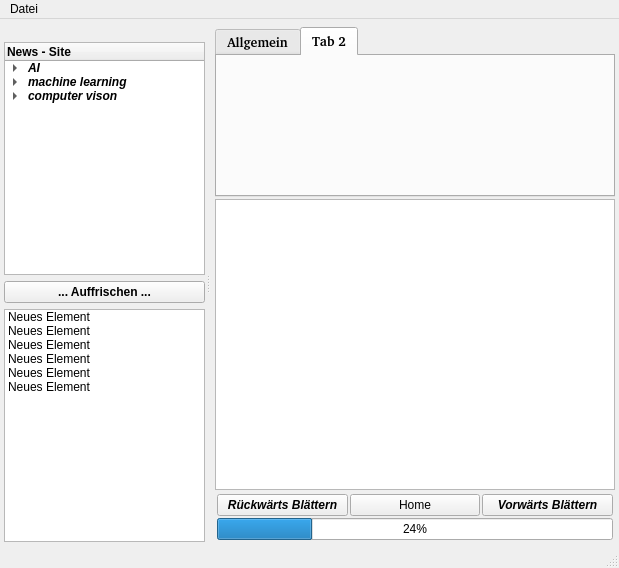
paule32/AInews, file mainwindow.ui: the form before one commit.
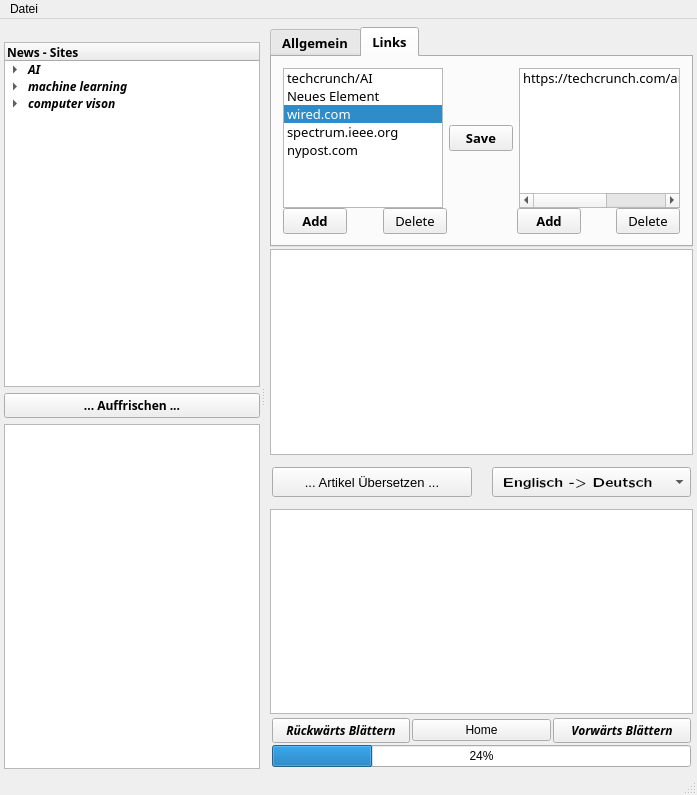
The form after the commit. The open tabs and pages were chosen to show the change.

Diff of the .ui file:
```diff
--- a/mainwindow.ui
+++ b/mainwindow.ui
@@ -6,8 +6,8 @@
    <rect>
     <x>0</x>
     <y>0</y>
-    <width>619</width>
-    <height>568</height>
+    <width>697</width>
+    <height>795</height>
    </rect>
   </property>
   <property name="windowTitle">
@@ -43,18 +43,18 @@
         <property name="minimumSize">
          <size>
           <width>0</width>
-          <height>150</height>
+          <height>180</height>
          </size>
         </property>
         <property name="maximumSize">
          <size>
           <width>16777215</width>
-          <height>170</height>
+          <height>220</height>
          </size>
         </property>
         <property name="font">
          <font>
-          <family>Noto Sans [monotype]</family>
+          <family>Arial Unicode MS</family>
           <pointsize>10</pointsize>
           <weight>75</weight>
           <bold>true</bold>
@@ -198,20 +198,309 @@
         </widget>
         <widget class="QWidget" name="tab_2">
          <attribute name="title">
-          <string>Tab 2</string>
+          <string>Links</string>
          </attribute>
-        </widget>
+         <layout class="QHBoxLayout" name="horizontalLayout_5">
+          <item>
+           <layout class="QVBoxLayout" name="verticalLayout_5">
+            <property name="spacing">
+             <number>0</number>
+            </property>
+            <item>
+             <layout class="QHBoxLayout" name="horizontalLayout_4">
+              <item>
+               <widget class="QListWidget" name="listWidget">
+                <property name="font">
+                 <font>
+                  <weight>50</weight>
+                  <bold>false</bold>
+                 </font>
+                </property>
+                <property name="uniformItemSizes">
+                 <bool>false</bool>
+                </property>
+                <property name="currentRow">
+                 <number>2</number>
+                </property>
+                <item>
+                 <property name="text">
+                  <string>techcrunch/AI</string>
+                 </property>
+                </item>
+                <item>
+                 <property name="text">
+                  <string>Neues Element</string>
+                 </property>
+                </item>
+                <item>
+                 <property name="text">
+                  <string>wired.com</string>
+                 </property>
+                </item>
+                <item>
+                 <property name="text">
+                  <string>spectrum.ieee.org</string>
+                 </property>
+                </item>
+                <item>
+                 <property name="text">
+                  <string>nypost.com</string>
+                 </property>
+                </item>
+               </widget>
+              </item>
+              <item>
+               <widget class="QPushButton" name="pushButton_11">
+                <property name="maximumSize">
+                 <size>
+                  <width>64</width>
+                  <height>16777215</height>
+                 </size>
+                </property>
+                <property name="text">
+                 <string>Save</string>
+                </property>
        </widget>
       </item>
       <item>
-       <widget class="QPlainTextEdit" name="plainTextEdit">
+               <widget class="QListWidget" name="listWidget2">
+                <property name="font">
+                 <font>
+                  <weight>50</weight>
+                  <bold>false</bold>
+                 </font>
+                </property>
+                <item>
+                 <property name="text">
+                  <string>https://techcrunch.com/artificial-intelligence-2</string>
+                 </property>
+                </item>
+               </widget>
+              </item>
+             </layout>
+            </item>
+            <item>
+             <layout class="QHBoxLayout" name="horizontalLayout_7">
+              <item>
+               <widget class="QPushButton" name="pushButton_7">
+                <property name="maximumSize">
+                 <size>
+                  <width>64</width>
+                  <height>16777215</height>
+                 </size>
+                </property>
+                <property name="text">
+                 <string>Add</string>
+                </property>
+               </widget>
+              </item>
+              <item>
+               <spacer name="horizontalSpacer_2">
+                <property name="orientation">
+                 <enum>Qt::Horizontal</enum>
+                </property>
+                <property name="sizeHint" stdset="0">
+                 <size>
+                  <width>16</width>
+                  <height>20</height>
+                 </size>
+                </property>
+               </spacer>
+              </item>
+              <item>
+               <widget class="QPushButton" name="pushButton_8">
+                <property name="maximumSize">
+                 <size>
+                  <width>64</width>
+                  <height>16777215</height>
+                 </size>
+                </property>
+                <property name="font">
+                 <font>
+                  <weight>50</weight>
+                  <bold>false</bold>
+                 </font>
+                </property>
+                <property name="text">
+                 <string>Delete</string>
+                </property>
+               </widget>
+              </item>
+              <item>
+               <spacer name="horizontalSpacer_3">
+                <property name="orientation">
+                 <enum>Qt::Horizontal</enum>
+                </property>
+                <property name="sizeHint" stdset="0">
+                 <size>
+                  <width>64</width>
+                  <height>20</height>
+                 </size>
+                </property>
+               </spacer>
+              </item>
+              <item>
+               <widget class="QPushButton" name="pushButton_9">
+                <property name="maximumSize">
+                 <size>
+                  <width>64</width>
+                  <height>16777215</height>
+                 </size>
+                </property>
+                <property name="text">
+                 <string>Add</string>
+                </property>
+               </widget>
+              </item>
+              <item>
+               <spacer name="horizontalSpacer_4">
+                <property name="orientation">
+                 <enum>Qt::Horizontal</enum>
+                </property>
+                <property name="sizeHint" stdset="0">
+                 <size>
+                  <width>16</width>
+                  <height>20</height>
+                 </size>
+                </property>
+               </spacer>
+              </item>
+              <item>
+               <widget class="QPushButton" name="pushButton_10">
+                <property name="maximumSize">
+                 <size>
+                  <width>64</width>
+                  <height>16777215</height>
+                 </size>
+                </property>
+                <property name="font">
+                 <font>
+                  <weight>50</weight>
+                  <bold>false</bold>
+                 </font>
+                </property>
+                <property name="text">
+                 <string>Delete</string>
+                </property>
+               </widget>
+              </item>
+             </layout>
+            </item>
+           </layout>
+          </item>
+         </layout>
+        </widget>
+       </widget>
+      </item>
+      <item>
+       <layout class="QVBoxLayout" name="verticalLayout_8">
+        <property name="spacing">
+         <number>2</number>
+        </property>
+        <item>
+         <widget class="QPlainTextEdit" name="artikelTextBox">
         <property name="minimumSize">
          <size>
           <width>400</width>
           <height>0</height>
          </size>
         </property>
-       </widget>
+          <property name="font">
+           <font>
+            <pointsize>10</pointsize>
+           </font>
+          </property>
+         </widget>
+        </item>
+        <item>
+         <widget class="QWidget" name="widget_4" native="true">
+          <property name="minimumSize">
+           <size>
+            <width>0</width>
+            <height>50</height>
+           </size>
+          </property>
+          <layout class="QHBoxLayout" name="horizontalLayout_9">
+           <property name="spacing">
+            <number>0</number>
+           </property>
+           <property name="leftMargin">
+            <number>2</number>
+           </property>
+           <property name="topMargin">
+            <number>2</number>
+           </property>
+           <property name="rightMargin">
+            <number>2</number>
+           </property>
+           <property name="bottomMargin">
+            <number>1</number>
+           </property>
+           <item>
+            <layout class="QHBoxLayout" name="horizontalLayout_8">
+             <property name="spacing">
+              <number>20</number>
+             </property>
+             <item>
+              <widget class="QPushButton" name="pushButton_6">
+               <property name="minimumSize">
+                <size>
+                 <width>0</width>
+                 <height>30</height>
+                </size>
+               </property>
+               <property name="font">
+                <font>
+                 <pointsize>10</pointsize>
+                </font>
+               </property>
+               <property name="text">
+                <string>... Artikel Übersetzen ...</string>
+               </property>
+              </widget>
+             </item>
+             <item>
+              <widget class="QComboBox" name="translateComboBox">
+               <property name="minimumSize">
+                <size>
+                 <width>0</width>
+                 <height>30</height>
+                </size>
+               </property>
+               <property name="font">
+                <font>
+                 <family>Latin Modern Sans Quotation</family>
+                 <pointsize>10</pointsize>
+                 <weight>75</weight>
+                 <bold>true</bold>
+                </font>
+               </property>
+               <item>
+                <property name="text">
+                 <string> Englisch -&gt; Deutsch</string>
+                </property>
+               </item>
+               <item>
+                <property name="text">
+                 <string> Deutsch -&gt; Englisch</string>
+                </property>
+               </item>
+               <item>
+                <property name="text">
+                 <string> Spanisch -&gt; Deutsch</string>
+                </property>
+               </item>
+              </widget>
+             </item>
+            </layout>
+           </item>
+          </layout>
+         </widget>
+        </item>
+        <item>
+         <widget class="QPlainTextEdit" name="translateTextBox"/>
+        </item>
+       </layout>
       </item>
       <item>
        <widget class="QWidget" name="widget" native="true">
@@ -246,6 +535,7 @@
             <widget class="QPushButton" name="pushButton">
              <property name="font">
               <font>
+               <family>Arial Unicode MS</family>
                <weight>75</weight>
                <italic>true</italic>
                <bold>true</bold>
@@ -267,6 +557,7 @@
             <widget class="QPushButton" name="pushButton_3">
              <property name="font">
               <font>
+               <family>Arial Unicode MS</family>
                <weight>75</weight>
                <italic>true</italic>
                <bold>true</bold>
@@ -298,7 +589,7 @@
     <rect>
      <x>0</x>
      <y>0</y>
-     <width>619</width>
+     <width>697</width>
      <height>22</height>
     </rect>
    </property>
@@ -342,9 +633,14 @@
            <height>0</height>
           </size>
          </property>
+         <property name="font">
+          <font>
+           <family>Arial Unicode MS</family>
+          </font>
+         </property>
          <column>
           <property name="text">
-           <string>News - Site</string>
+           <string>News - Sites</string>
           </property>
           <property name="font">
            <font>
@@ -448,6 +744,7 @@
         <widget class="QPushButton" name="pushButton_4">
          <property name="font">
           <font>
+           <family>Arial Unicode MS</family>
            <weight>75</weight>
            <bold>true</bold>
           </font>
@@ -458,37 +755,19 @@
         </widget>
        </item>
        <item>
-        <widget class="QListWidget" name="listWidget_2">
-         <item>
-          <property name="text">
-           <string>Neues Element</string>
-          </property>
-         </item>
-         <item>
-          <property name="text">
-           <string>Neues Element</string>
-          </property>
-         </item>
-         <item>
-          <property name="text">
-           <string>Neues Element</string>
-          </property>
-         </item>
-         <item>
-          <property name="text">
-           <string>Neues Element</string>
-          </property>
-         </item>
-         <item>
-          <property name="text">
-           <string>Neues Element</string>
-          </property>
-         </item>
-         <item>
-          <property name="text">
-           <string>Neues Element</string>
-          </property>
-         </item>
+        <widget class="QListWidget" name="listTopics">
+         <property name="sizePolicy">
+          <sizepolicy hsizetype="Fixed" vsizetype="Expanding">
+           <horstretch>0</horstretch>
+           <verstretch>0</verstretch>
+          </sizepolicy>
+         </property>
+         <property name="font">
+          <font>
+           <family>Arial Unicode MS</family>
+           <pointsize>10</pointsize>
+          </font>
+         </property>
         </widget>
        </item>
        <item>
```
Left out of the diff: 68 changed lines with no effect on the pictures. Lines whose indentation alone changed are shown as unchanged.
